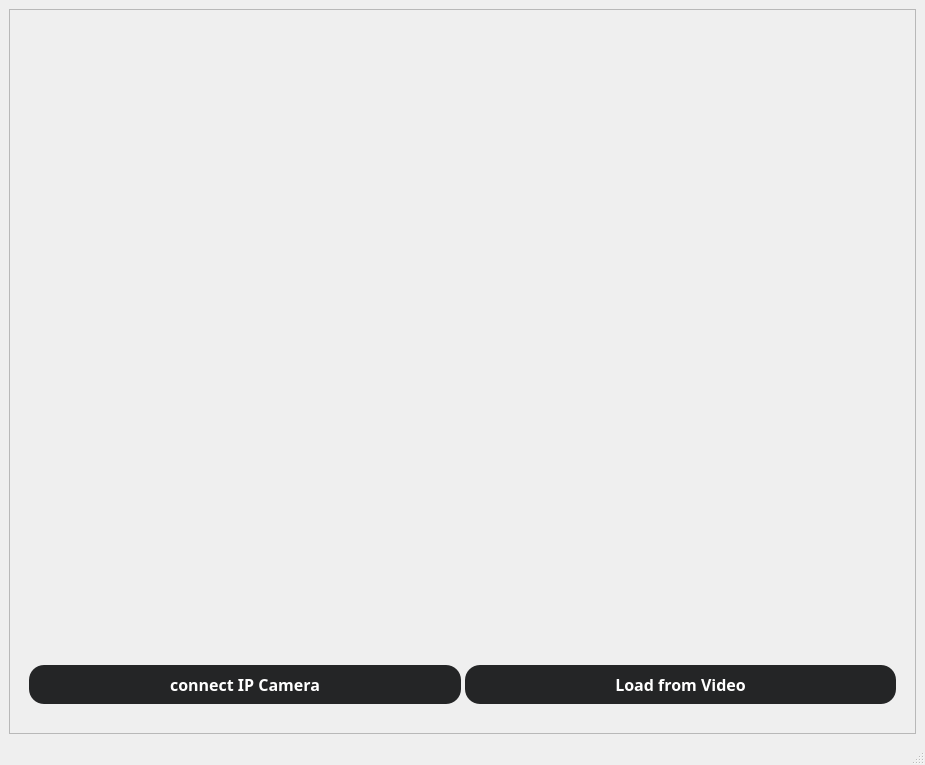
Qt form updated_design.ui (Mani-mk-mk/Wireless_Extraction) before a commit.
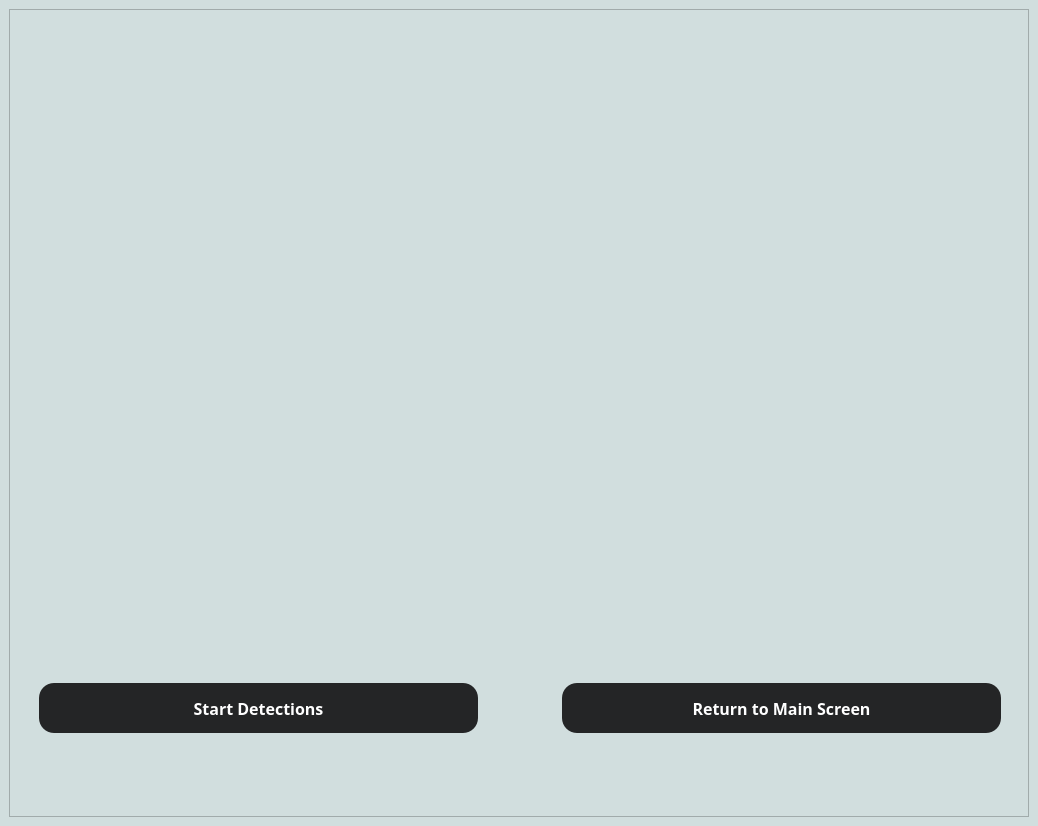
The same form after that commit. The open tabs and pages were chosen to show the change.

Commit message: Add pages to the Buttons

What changed in the file:
```diff
--- a/updated_design.ui
+++ b/updated_design.ui
@@ -6,14 +6,19 @@
    <rect>
     <x>0</x>
     <y>0</y>
-    <width>925</width>
-    <height>765</height>
+    <width>1038</width>
+    <height>826</height>
    </rect>
   </property>
   <property name="windowTitle">
    <string>MainWindow</string>
   </property>
   <widget class="QWidget" name="centralwidget">
+   <property name="styleSheet">
+    <string notr="true">QWidget {
+	background-color: #D1DEDE;
+}</string>
+   </property>
    <layout class="QGridLayout" name="gridLayout">
     <item row="0" column="0">
      <widget class="QFrame" name="frame">
@@ -40,6 +45,19 @@
          </property>
         </widget>
        </item>
+       <item alignment="Qt::AlignHCenter|Qt::AlignVCenter">
+        <widget class="QStackedWidget" name="page_controller">
+         <property name="minimumSize">
+          <size>
+           <width>1000</width>
+           <height>200</height>
+          </size>
+         </property>
+         <property name="currentIndex">
+          <number>0</number>
+         </property>
+         <widget class="QWidget" name="page">
+          <layout class="QHBoxLayout" name="horizontalLayout">
        <item>
         <layout class="QGridLayout" name="gridLayout_2">
          <property name="leftMargin">
@@ -97,7 +115,7 @@
            </property>
           </widget>
          </item>
-         <item row="0" column="1">
+             <item row="0" column="2">
           <widget class="QPushButton" name="load_video_button">
            <property name="sizePolicy">
             <sizepolicy hsizetype="Minimum" vsizetype="Fixed">
@@ -108,7 +126,7 @@
            <property name="maximumSize">
             <size>
              <width>500</width>
-             <height>100</height>
+                 <height>50</height>
             </size>
            </property>
            <property name="font">
@@ -135,24 +153,150 @@
            </property>
           </widget>
          </item>
-        </layout>
-       </item>
-      </layout>
-     </widget>
+             <item row="0" column="1">
+              <spacer name="horizontalSpacer">
+               <property name="orientation">
+                <enum>Qt::Horizontal</enum>
+               </property>
+               <property name="sizeHint" stdset="0">
+                <size>
+                 <width>80</width>
+                 <height>40</height>
+                </size>
+               </property>
+              </spacer>
+             </item>
+            </layout>
     </item>
    </layout>
   </widget>
-  <widget class="QMenuBar" name="menubar">
+         <widget class="QWidget" name="page_2">
+          <widget class="QWidget" name="layoutWidget_2">
    <property name="geometry">
     <rect>
-     <x>0</x>
-     <y>0</y>
-     <width>925</width>
-     <height>26</height>
-    </rect>
-   </property>
-  </widget>
-  <widget class="QStatusBar" name="statusbar"/>
+             <x>10</x>
+             <y>10</y>
+             <width>982</width>
+             <height>182</height>
+            </rect>
+           </property>
+           <layout class="QGridLayout" name="gridLayout_3">
+            <property name="leftMargin">
+             <number>10</number>
+            </property>
+            <property name="topMargin">
+             <number>20</number>
+            </property>
+            <property name="rightMargin">
+             <number>10</number>
+            </property>
+            <property name="bottomMargin">
+             <number>20</number>
+            </property>
+            <property name="horizontalSpacing">
+             <number>4</number>
+            </property>
+            <item row="0" column="0">
+             <widget class="QPushButton" name="start_detection_button">
+              <property name="sizePolicy">
+               <sizepolicy hsizetype="Minimum" vsizetype="Fixed">
+                <horstretch>1</horstretch>
+                <verstretch>0</verstretch>
+               </sizepolicy>
+              </property>
+              <property name="maximumSize">
+               <size>
+                <width>500</width>
+                <height>100</height>
+               </size>
+              </property>
+              <property name="font">
+               <font>
+                <family>Fira Code SemiBold</family>
+                <pointsize>12</pointsize>
+                <weight>75</weight>
+                <bold>true</bold>
+               </font>
+              </property>
+              <property name="cursor">
+               <cursorShape>PointingHandCursor</cursorShape>
+              </property>
+              <property name="styleSheet">
+               <string notr="true">* {
+	padding: 8px;
+	background-color: #242526;
+	color: white;
+	border-radius: 15px;
+}
+
+</string>
+              </property>
+              <property name="text">
+               <string>Start Detections</string>
+              </property>
+             </widget>
+            </item>
+            <item row="0" column="2">
+             <widget class="QPushButton" name="stop_button">
+              <property name="sizePolicy">
+               <sizepolicy hsizetype="Minimum" vsizetype="Fixed">
+                <horstretch>1</horstretch>
+                <verstretch>0</verstretch>
+               </sizepolicy>
+              </property>
+              <property name="maximumSize">
+               <size>
+                <width>500</width>
+                <height>50</height>
+               </size>
+              </property>
+              <property name="font">
+               <font>
+                <family>Fira Code SemiBold</family>
+                <pointsize>12</pointsize>
+                <weight>75</weight>
+                <bold>true</bold>
+               </font>
+              </property>
+              <property name="cursor">
+               <cursorShape>PointingHandCursor</cursorShape>
+              </property>
+              <property name="styleSheet">
+               <string notr="true">* {
+	padding: 8px;
+	background-color: #242526;
+	color: white;
+	border-radius: 15px;
+}</string>
+              </property>
+              <property name="text">
+               <string>Return to Main Screen</string>
+              </property>
+             </widget>
+            </item>
+            <item row="0" column="1">
+             <spacer name="horizontalSpacer_2">
+              <property name="orientation">
+               <enum>Qt::Horizontal</enum>
+              </property>
+              <property name="sizeHint" stdset="0">
+               <size>
+                <width>80</width>
+                <height>40</height>
+               </size>
+              </property>
+             </spacer>
+            </item>
+           </layout>
+          </widget>
+         </widget>
+        </widget>
+       </item>
+      </layout>
+     </widget>
+    </item>
+   </layout>
+  </widget>
  </widget>
  <resources/>
  <connections/>
```
Lines whose indentation alone changed are shown as unchanged. The commit also changes 1 other file.
